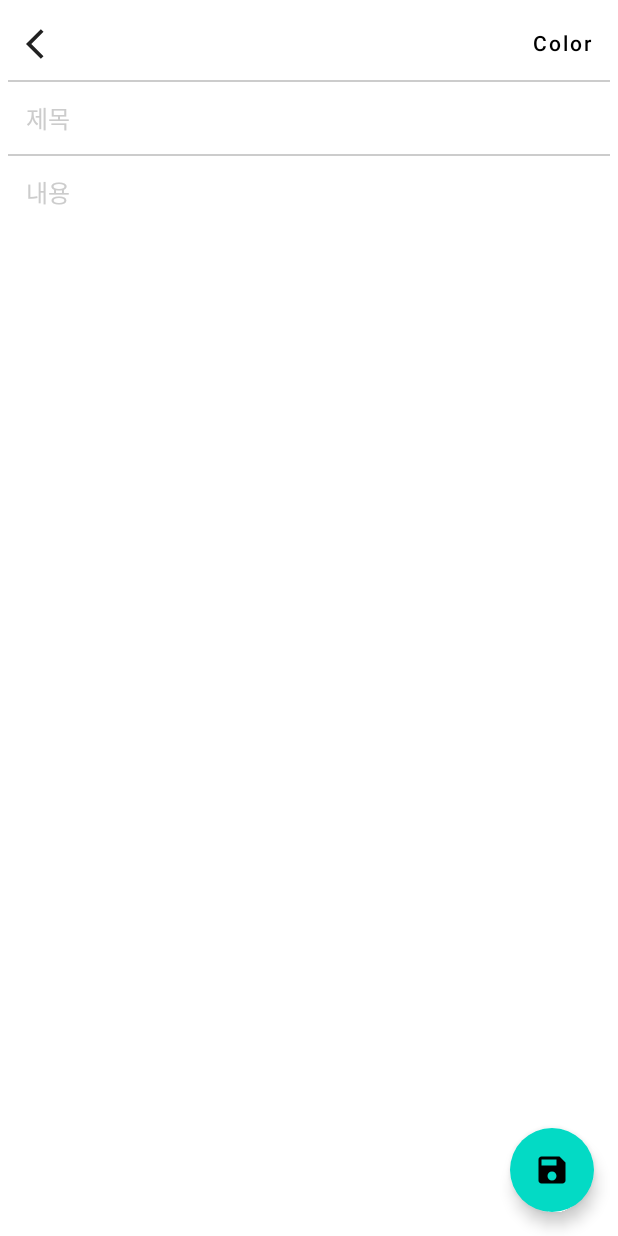
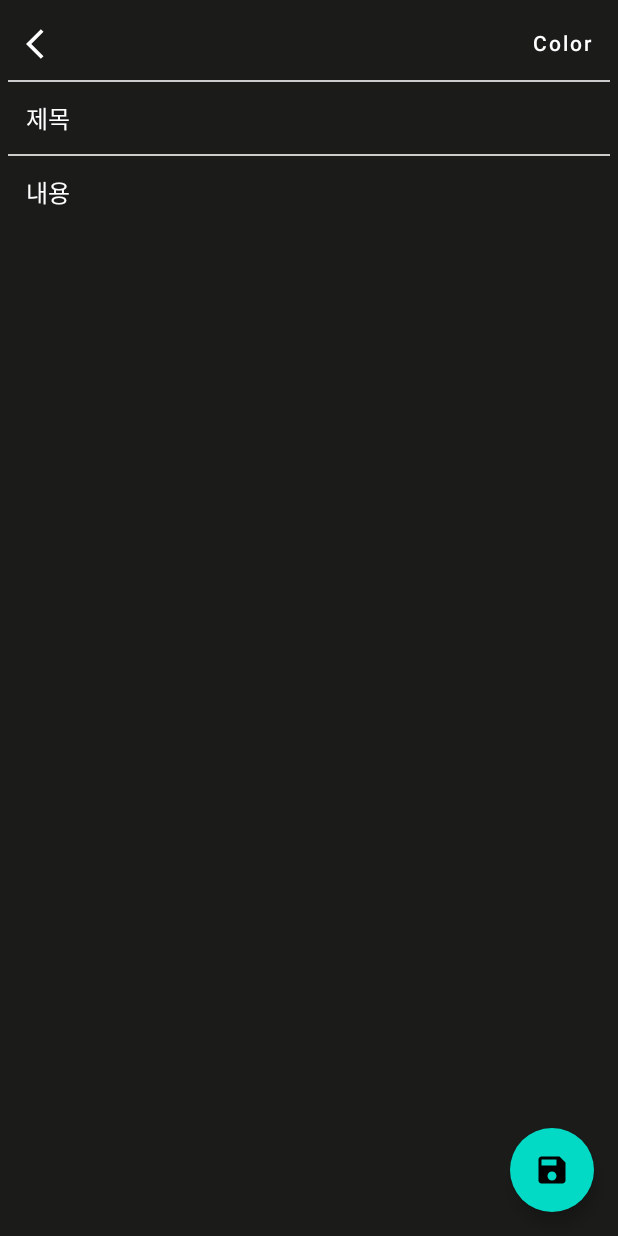
Before and after one commit to parkhy4108/NoteApp, an Android app built with Jetpack Compose: the composable NoteScreen called with empty values, after a tap on "Color", on a phone screen of 412 x 824 dp. Run offline under Robolectric (Android 15) with nearby library versions, the phone set to English and light mode, and no system bars; our stand-ins replace Dagger/Hilt's generated code.

Commit message:
20220916수정

```diff
--- a/app/src/main/java/com/dev_musashi/note/NoteApp.kt
+++ b/app/src/main/java/com/dev_musashi/note/NoteApp.kt
@@ -13,6 +13,7 @@ import androidx.navigation.compose.composable
 import androidx.navigation.navArgument
 import com.dev_musashi.note.presentation.add.NoteScreen
 import com.dev_musashi.note.presentation.main.MainScreen
+import com.dev_musashi.note.presentation.splash.SplashScreen
 import com.dev_musashi.note.ui.theme.NoteTheme
 
 @Composable
@@ -37,7 +38,7 @@ fun NoteApp() {
             ) { innerPadding ->
                 NavHost(
                     navController = appState.navController,
-                    startDestination = Screen.Main.route,
+                    startDestination = Screen.Splash.route,
                     modifier = Modifier.padding(innerPadding)
                 ) {
                     graph(appState)
@@ -48,6 +49,9 @@ fun NoteApp() {
 }
 
 fun NavGraphBuilder.graph(appState: AppState) {
+    composable(route = Screen.Splash.route) {
+        SplashScreen(openAndPopUp = { route, popUp -> appState.navigateAndPopUp(route,popUp)})
+    }
     composable(route = Screen.Main.route) {
         MainScreen(
             openScreen = { route -> appState.navigate(route) }
--- a/app/src/main/java/com/dev_musashi/note/Screen.kt
+++ b/app/src/main/java/com/dev_musashi/note/Screen.kt
@@ -2,6 +2,7 @@ package com.dev_musashi.note
 
 const val ARG_ID = "id"
 sealed class Screen(val route : String) {
+    object Splash : Screen(route = "SPLASH")
     object Main : Screen(route = "MAIN")
     object Note: Screen(route = "NOTE?id={$ARG_ID}")
 
--- a/app/src/main/java/com/dev_musashi/note/presentation/add/NoteScreen.kt
+++ b/app/src/main/java/com/dev_musashi/note/presentation/add/NoteScreen.kt
@@ -13,6 +13,7 @@ import androidx.compose.ui.Alignment
 import androidx.compose.ui.Modifier
 import androidx.compose.ui.draw.clip
 import androidx.compose.ui.focus.FocusRequester
+import androidx.compose.ui.focus.FocusState
 import androidx.compose.ui.focus.focusRequester
 import androidx.compose.ui.focus.onFocusChanged
 import androidx.compose.ui.graphics.Color
@@ -20,6 +21,7 @@ import androidx.compose.ui.graphics.toArgb
 import androidx.compose.ui.platform.LocalFocusManager
 import androidx.compose.ui.res.painterResource
 import androidx.compose.ui.res.stringResource
+import androidx.compose.ui.text.TextStyle
 import androidx.compose.ui.unit.dp
 import androidx.hilt.navigation.compose.hiltViewModel
 import com.dev_musashi.note.ui.theme.*
@@ -39,7 +41,7 @@ fun NoteScreen(
     val focusRequester by remember { mutableStateOf(FocusRequester()) }
     val focusManager = LocalFocusManager.current
 
-    LaunchedEffect(Unit){
+    LaunchedEffect(Unit) {
         viewModel.init(id)
     }
 
@@ -71,12 +73,19 @@ fun NoteScreen(
                         modifier = Modifier
                             .fillMaxWidth(),
                         horizontalArrangement = Arrangement.SpaceBetween
-                    ){
+                    ) {
                         IconButton(onClick = { viewModel.onBack(popUpScreen) }) {
-                            Icon(painter = painterResource(id = AppImg.ic_back), contentDescription = null)
+                            Icon(
+                                painter = painterResource(id = AppImg.ic_back),
+                                contentDescription = null,
+                                tint = if (state.color == Color(0xFF1B1B1A).toArgb()) Color.White else Color.Black
+                            )
                         }
                         TextButton(onClick = { viewModel.onColorSectionVisible(state.colorSection) }) {
-                            Text(text = stringResource(id = AppText.color), color = Color.Black)
+                            Text(
+                                text = stringResource(id = AppText.color),
+                                color = if (state.color == Color(0xFF1B1B1A).toArgb()) Color.White else Color.Black
+                            )
                         }
                     }
                     AnimatedVisibility(
@@ -106,7 +115,10 @@ fun NoteScreen(
                                             .background(color = color)
                                             .border(
                                                 width = 2.dp,
-                                                color = if (state.color == colorInt) Color.Black else Color.Transparent,
+                                                color =
+                                                if (state.color == colorInt)
+                                                    Color.Black
+                                                else Color.Transparent,
                                                 shape = CircleShape
                                             )
                                             .clickable {
@@ -144,50 +156,67 @@ fun NoteScreen(
                     }
                 }
                 Divider(color = Color.LightGray)
-                Box(
+                TextField(
                     modifier = Modifier
                         .fillMaxWidth()
-                        .padding(12.dp)
-                ) {
-                    BasicTextField(
-                        modifier = Modifier
-                            .fillMaxWidth()
-                            .focusRequester(focusRequester)
-                            .onFocusChanged { viewModel.onTitleHintChanged(it) },
-                        value = state.title,
-                        onValueChange = { viewModel.onTitleChanged(it) },
-                        singleLine = true
-                    )
-                    if(state.titleHint)
-                        Text(
-                            text = stringResource(id = AppText.title),
-                            color = Color.LightGray
-                        )
-                }
+                        .padding(12.dp),
+                    focusRequester = focusRequester,
+                    focusChange = { viewModel.onTitleHintChanged(it) },
+                    text = state.title,
+                    onValueChange = { viewModel.onTitleChanged(it) },
+                    color = state.color,
+                    hint = state.titleHint,
+                    hintText = AppText.title
+                )
                 Divider(color = Color.LightGray)
-                Box(
+                TextField(
                     modifier = Modifier
                         .fillMaxWidth()
-                        .padding(12.dp)
-                ) {
-                    BasicTextField(
-                        modifier = Modifier
-                            .fillMaxWidth()
-                            .focusRequester(focusRequester)
-                            .onFocusChanged { viewModel.onContentHintChanged(it) },
-                        value = state.content,
-                        onValueChange = { viewModel.onContentChanged(it) }
-                    )
-                    if(state.contentHint)
-                        Text(
-                            text = stringResource(id = AppText.content ),
-                            color = Color.LightGray
-                        )
-                }
-
+                        .padding(12.dp),
+                    focusRequester = focusRequester,
+                    focusChange = { viewModel.onContentHintChanged(it) },
+                    text = state.content,
+                    onValueChange = { viewModel.onContentChanged(it) },
+                    color = state.color,
+                    hint = state.contentHint,
+                    hintText = AppText.content
+                )
             }
         }
 
     }
 
 }
+
+@Composable
+fun TextField(
+    modifier: Modifier,
+    focusRequester: FocusRequester,
+    focusChange: (FocusState) -> Unit,
+    text: String,
+    onValueChange: (String) -> Unit,
+    color: Int,
+    hint: Boolean,
+    hintText: Int
+) {
+    val textColor = if (color == Color(0xFF1B1B1A).toArgb()) Color.White else Color.Gray
+    Box(
+        modifier = modifier
+    ) {
+        BasicTextField(
+            modifier = Modifier
+                .fillMaxWidth()
+                .focusRequester(focusRequester)
+                .onFocusChanged { focusChange(it) },
+            value = text,
+            onValueChange = { onValueChange(it) },
+            singleLine = true,
+            textStyle = LocalTextStyle.current.copy(color = textColor)
+        )
+        if (hint)
+            Text(
+                text = stringResource(id = hintText),
+                color = textColor
+            )
+    }
+}
--- a/app/src/main/java/com/dev_musashi/note/presentation/add/NoteState.kt
+++ b/app/src/main/java/com/dev_musashi/note/presentation/add/NoteState.kt
@@ -1,12 +1,13 @@
 package com.dev_musashi.note.presentation.add
 
+import androidx.compose.ui.graphics.Color
 import androidx.compose.ui.graphics.toArgb
 import com.dev_musashi.note.ui.theme.Color0
 
 data class NoteState (
     val title: String = "",
     val content : String = "",
-    val color: Int = Color0.toArgb(),
+    val color: Int = Color(0xFF1B1B1A).toArgb(),
     val titleHint: Boolean = true,
     val contentHint: Boolean = true,
     val colorSection: Boolean = true
--- a/app/src/main/java/com/dev_musashi/note/presentation/add/NoteViewModel.kt
+++ b/app/src/main/java/com/dev_musashi/note/presentation/add/NoteViewModel.kt
@@ -89,10 +89,10 @@ class NoteViewModel @Inject constructor(
                 popUpScreen()
             }
             else {
-                if(title.isBlank()){
+                if(title == ""){
                     SnackBarManager.showMessage(AppText.titleHint)
                 }
-                if(content.isBlank()){
+                if(content == ""){
                     SnackBarManager.showMessage(AppText.contentHint)
                 }
 
--- a/app/src/main/java/com/dev_musashi/note/ui/theme/Color.kt
+++ b/app/src/main/java/com/dev_musashi/note/ui/theme/Color.kt
@@ -16,4 +16,4 @@ val Color5 = Color(0xFFE0F2F1)
 val Color6 = Color(0xFFF9FBE7)
 val Color7 = Color(0xFFFFF8E1)
 val Color8 = Color(0xFFFFF3E0)
-val Color9 = Color(0xFFFBE9E7)
+val Color9 = Color(0xFF1B1B1A)
--- a/app/src/main/java/com/dev_musashi/note/ui/theme/Theme.kt
+++ b/app/src/main/java/com/dev_musashi/note/ui/theme/Theme.kt
@@ -17,7 +17,7 @@ private val LightColorPalette = lightColors(
     primary = Purple500,
     primaryVariant = Purple700,
     secondary = Teal200,
-    background = Color(0xFFFFF9C4)
+    background = Color(0xFF1B1B1A)
 
     /* Other default colors to override
     background = Color.White,
--- a/app/src/main/res/values/strings.xml
+++ b/app/src/main/res/values/strings.xml
@@ -1,6 +1,6 @@
 <resources>
     <string name="app_name">Note</string>
-    <string name="MyNote">my notes</string>
+    <string name="MyNote">My notes</string>
     <string name="DeleteNote">삭제 되었습니다.</string>
     <string name="UndoDelete">취소</string>
     <string name="title">제목</string>
```
Also changed, not shown: app/src/main/java/com/dev_musashi/note/AppState.kt (+7 -0 lines), app/src/main/java/com/dev_musashi/note/presentation/main/MainScreen.kt (+16 -5 lines), app/src/main/java/com/dev_musashi/note/presentation/splash/SplashScreen.kt (added, +60 -0 lines).
